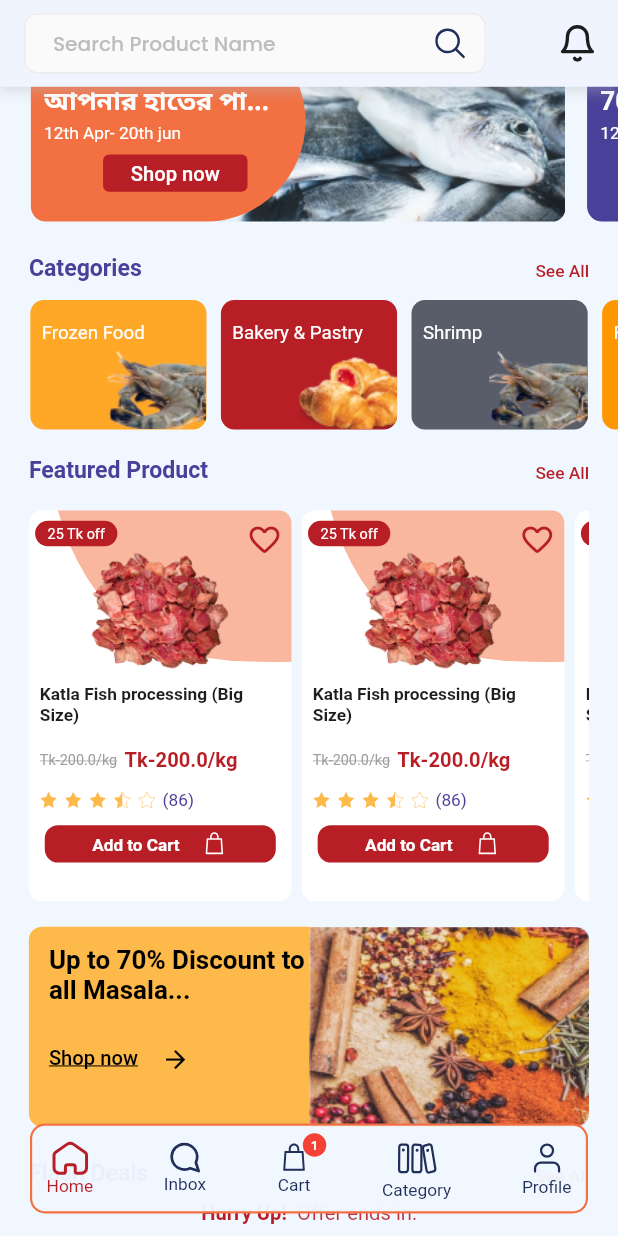
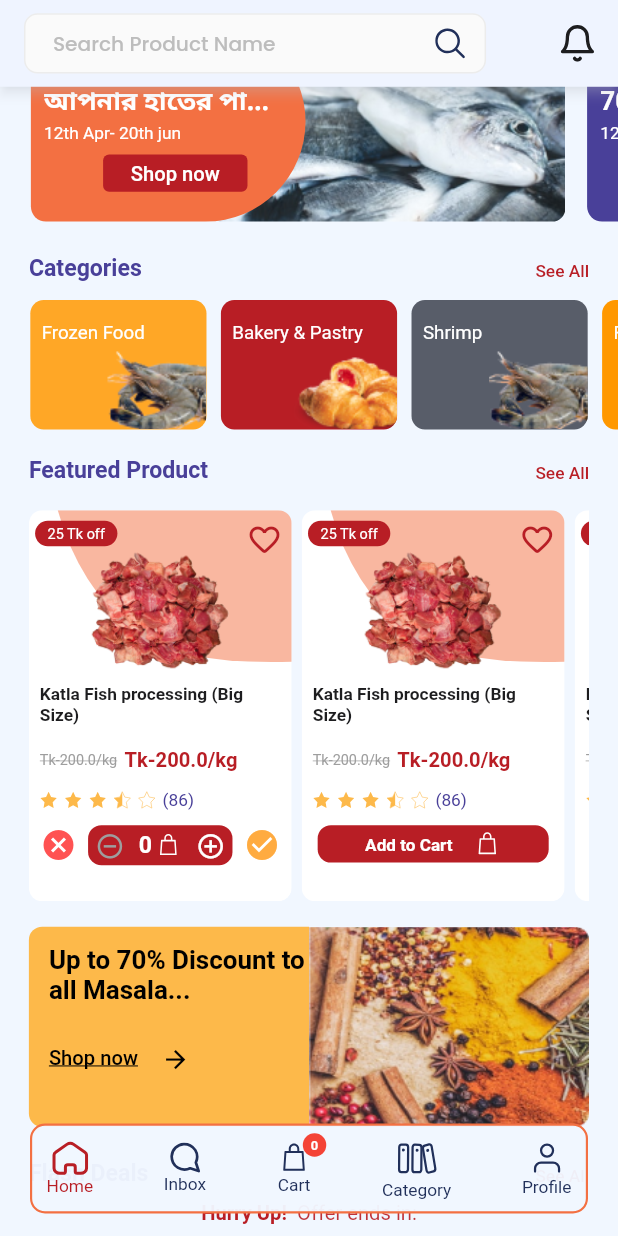
Before and after one commit to Sabuj-Kumar/ecomarce_project_masala_bazar, a Flutter app: the screen it shows after launch, scrolled down 97 dp, after a tap on "Add to Cart", on a phone screen of 412 x 824 dp. Run offline on Flutter 3.47's test engine with Material 2 defaults, Android fonts, the phone set to English and light mode, and no system bars; drawn by our look-alikes of badges, carousel_slider; our stand-ins replace connectivity, fluro, flutter_countdown_timer, flutter_otp_text_field, flutter_screenutil, flutter_svg and 6 more; accounts and stored records are empty; generated files the repository leaves out were written again; project files that could hold a hidden picture were left out.

Commit message:
New CountDown Timer

```diff
--- a/lib/models/featured_product_model.dart
+++ b/lib/models/featured_product_model.dart
@@ -1,4 +1,5 @@
 class FeaturedProductModel {
+  final int productId;
   final String imgUrl;
   final String titleBang;
   final String titleEng;
@@ -9,7 +10,8 @@ class FeaturedProductModel {
   final int reviews;
 
   FeaturedProductModel(
-      {required this.imgUrl,
+      {required this.productId,
+      required this.imgUrl,
       required this.titleBang,
       required this.titleEng,
       required this.newPrice,
--- a/lib/pages/categories/fish_meat/view/fishMeat.dart
+++ b/lib/pages/categories/fish_meat/view/fishMeat.dart
@@ -19,13 +19,13 @@ class FishMeat extends StatefulWidget {
 
 class _FishMeatState extends State<FishMeat> {
   late List<FeaturedProductModel> featured;
-  final int _numPages = 10;
 
   @override
   void initState() {
     super.initState();
     featured = [
       FeaturedProductModel(
+        productId: 111,
           imgUrl: 'assets/img/meat.png',
           titleBang: 'কাতলা মাছ প্রসেসিং ( বড় মাছ)',
           titleEng: 'Katla Fish processing (Big Size)',
@@ -35,6 +35,7 @@ class _FishMeatState extends State<FishMeat> {
           rating: 4.6,
           reviews: 86),
       FeaturedProductModel(
+        productId: 222,
           imgUrl: 'assets/img/meat.png',
           titleBang: 'কাতলা মাছ প্রসেসিং ( বড় মাছ)',
           titleEng: 'Katla Fish processing (Big Size)',
@@ -44,6 +45,7 @@ class _FishMeatState extends State<FishMeat> {
           rating: 4.6,
           reviews: 86),
       FeaturedProductModel(
+        productId: 333,
           imgUrl: 'assets/img/meat.png',
           titleBang: 'কাতলা মাছ প্রসেসিং ( বড় মাছ)',
           titleEng: 'Katla Fish processing (Big Size)',
@@ -53,6 +55,7 @@ class _FishMeatState extends State<FishMeat> {
           rating: 4.6,
           reviews: 86),
       FeaturedProductModel(
+        productId: 444,
           imgUrl: 'assets/img/meat.png',
           titleBang: 'কাতলা মাছ প্রসেসিং ( বড় মাছ)',
           titleEng: 'Katla Fish processing (Big Size)',
@@ -62,6 +65,7 @@ class _FishMeatState extends State<FishMeat> {
           rating: 4.6,
           reviews: 86),
       FeaturedProductModel(
+        productId: 555,
           imgUrl: 'assets/img/meat.png',
           titleBang: 'কাতলা মাছ প্রসেসিং ( বড় মাছ)',
           titleEng: 'Katla Fish processing (Big Size)',
@@ -71,6 +75,7 @@ class _FishMeatState extends State<FishMeat> {
           rating: 4.6,
           reviews: 86),
       FeaturedProductModel(
+        productId: 666,
           imgUrl: 'assets/img/meat.png',
           titleBang: 'কাতলা মাছ প্রসেসিং ( বড় মাছ)',
           titleEng: 'Katla Fish processing (Big Size)',
@@ -80,6 +85,7 @@ class _FishMeatState extends State<FishMeat> {
           rating: 4.6,
           reviews: 86),
       FeaturedProductModel(
+        productId: 777,
           imgUrl: 'assets/img/meat.png',
           titleBang: 'কাতলা মাছ প্রসেসিং ( বড় মাছ)',
           titleEng: 'Katla Fish processing (Big Size)',
@@ -89,6 +95,7 @@ class _FishMeatState extends State<FishMeat> {
           rating: 4.6,
           reviews: 86),
       FeaturedProductModel(
+        productId: 888,
           imgUrl: 'assets/img/meat.png',
           titleBang: 'কাতলা মাছ প্রসেসিং ( বড় মাছ)',
           titleEng: 'Katla Fish processing (Big Size)',
--- a/lib/pages/homePage/view/home_page.dart
+++ b/lib/pages/homePage/view/home_page.dart
@@ -17,13 +17,15 @@ import '../widget/featured_product.dart';
 import '../widget/top_banner.dart';
 
 class HomePage extends StatefulWidget {
-  const HomePage({Key? key}) : super(key: key);
+  final int? flashDealTime;
+  const HomePage({Key? key, this.flashDealTime = 1647492299000}) : super(key: key);
 
   @override
   State<HomePage> createState() => _HomePageState();
 }
 
 class _HomePageState extends State<HomePage> {
+  int currentTime = DateTime.now().millisecondsSinceEpoch;
   @override
   Widget build(BuildContext context) {
     return Scaffold(
@@ -35,6 +37,7 @@ class _HomePageState extends State<HomePage> {
           headerSliverBuilder: (BuildContext context, bool innerBoxIsScrolled) {
             return <Widget>[
               SliverAppBar(
+                automaticallyImplyLeading: false,
                 toolbarHeight: 45.h,
                 elevation: 0,
                 backgroundColor: deepBgColor,
@@ -47,11 +50,12 @@ class _HomePageState extends State<HomePage> {
                 ),
               ),
               SliverAppBar(
+                automaticallyImplyLeading: false,
                 toolbarHeight: 65.h,
                 elevation: 3,
                 shadowColor: deepBgColor.withOpacity(0.5),
                 //expandedHeight: 60.h,
-                pinned: true,/**/
+                pinned: true,
                 backgroundColor: deepBgColor,
                 title: Row(
                   mainAxisAlignment: MainAxisAlignment.spaceBetween,
@@ -107,10 +111,14 @@ class _HomePageState extends State<HomePage> {
                 SizedBox(
                   height: 25.h,
                 ),
-                const FlashDeals(),
-                SizedBox(
-                  height: 20.h,
-                ),
+                widget.flashDealTime != null && widget.flashDealTime! > currentTime ? Column(
+                  children: [
+                    FlashDeals(flashDealTime: widget.flashDealTime,),
+                    SizedBox(
+                      height: 20.h,
+                    ),
+                  ],
+                ) : Container(),
                 const SpecialOffers()
                 // TopBanner()
               ],
--- /dev/null
+++ b/lib/pages/homePage/widget/countdown_timer_page.dart
@@ -0,0 +1,98 @@
+import 'package:flutter/material.dart';
+import 'package:flutter_countdown_timer/index.dart';
+import 'package:flutter_screenutil/flutter_screenutil.dart';
+
+import '../../../config/custom_text_style.dart';
+import '../../../config/theme_config.dart';
+
+class CountdownTimerPage extends StatefulWidget {
+  final int? flashDealTime;
+
+  CountdownTimerPage({Key? key, this.flashDealTime}) : super(key: key);
+
+  @override
+  _CountdownTimerPageState createState() => _CountdownTimerPageState();
+}
+
+class _CountdownTimerPageState extends State<CountdownTimerPage> {
+  late CountdownTimerController controller;
+
+  @override
+  void initState() {
+    super.initState();
+    controller =
+        CountdownTimerController(endTime: widget.flashDealTime!, onEnd: onEnd);
+  }
+
+  void onEnd() {
+    print('onEnd');
+  }
+
+  @override
+  Widget build(BuildContext context) {
+    return Scaffold(
+      body: CountdownTimer(
+        controller: controller,
+        widgetBuilder: (_, CurrentRemainingTime? time) {
+          if (time == null) {
+            return Center(
+              child: Text(
+                "Offer Ends",
+                style: CustomTextStyle.bodySmall(context).copyWith(
+                  fontSize: 14.sp,
+                  color: buttonColor,
+                ),
+              ),
+            );
+          }
+          return Row(
+            mainAxisAlignment: MainAxisAlignment.center,
+            children: [
+              // Text(
+              //     'days: [ ${time.days} ], hours: [ ${time.hours} ], min: [ ${time.min} ], sec: [ ${time.sec} ]'),
+              buildTimeCard(time: time.days.toString() != 'null' ? time.days.toString() : '00', header: 'Days'),
+              SizedBox(width: 13.w,),
+              buildTimeCard(time: time.hours.toString() != 'null' ? time.hours.toString() : '00', header: 'Hours'),
+              SizedBox(width: 13.w,),
+              buildTimeCard(time: time.min.toString() != 'null' ? time.min.toString() : '00', header: 'Minutes'),
+              SizedBox(width: 13.w,),
+              buildTimeCard(time: time.sec.toString() != 'null' ? time.sec.toString() : '00', header: 'Seconds'),
+
+            ],
+          );
+        },
+      ),
+    );
+  }
+
+  Widget buildTimeCard({required String time, required String header}) {
+    return Container(
+      padding: EdgeInsets.symmetric(vertical: 4.h),
+      width: 70.w,
+      decoration: BoxDecoration(
+          color: offers,
+          borderRadius: BorderRadius.circular(counterCurve.r)
+      ),
+      child: Row(
+        mainAxisAlignment: MainAxisAlignment.center,
+        children: [
+          Text(
+            time.toString(), style: CustomTextStyle.bodySmall(context).copyWith(color: Colors.white),
+          ),
+          SizedBox(width: 3.w,),
+          Text(
+            header, style: CustomTextStyle.linkText(context).copyWith(color: Colors.white, fontWeight: FontWeight.w300),
+          ),
+
+        ],
+      ),
+    );
+  }
+
+
+  @override
+  void dispose() {
+    controller.dispose();
+    super.dispose();
+  }
+}
--- a/lib/pages/homePage/widget/featured_product.dart
+++ b/lib/pages/homePage/widget/featured_product.dart
@@ -21,6 +21,7 @@ class _FeaturedProductState extends State<FeaturedProduct> {
     super.initState();
     featured = [
       FeaturedProductModel(
+        productId: 111,
           imgUrl: 'assets/img/meat.png',
           titleBang: 'কাতলা মাছ প্রসেসিং ( বড় মাছ)',
           titleEng: 'Katla Fish processing (Big Size)',
@@ -30,6 +31,7 @@ class _FeaturedProductState extends State<FeaturedProduct> {
           rating: 4.6,
           reviews: 86),
       FeaturedProductModel(
+        productId: 222,
           imgUrl: 'assets/img/meat.png',
           titleBang: 'কাতলা মাছ প্রসেসিং ( বড় মাছ)',
           titleEng: 'Katla Fish processing (Big Size)',
@@ -39,6 +41,7 @@ class _FeaturedProductState extends State<FeaturedProduct> {
           rating: 4.6,
           reviews: 86),
       FeaturedProductModel(
+        productId: 333,
           imgUrl: 'assets/img/meat.png',
           titleBang: 'কাতলা মাছ প্রসেসিং ( বড় মাছ)',
           titleEng: 'Katla Fish processing (Big Size)',
@@ -48,6 +51,7 @@ class _FeaturedProductState extends State<FeaturedProduct> {
           rating: 4.6,
           reviews: 86),
       FeaturedProductModel(
+        productId: 444,
           imgUrl: 'assets/img/meat.png',
           titleBang: 'কাতলা মাছ প্রসেসিং ( বড় মাছ)',
           titleEng: 'Katla Fish processing (Big Size)',
--- a/lib/pages/homePage/widget/flash_deals.dart
+++ b/lib/pages/homePage/widget/flash_deals.dart
@@ -1,5 +1,5 @@
+import 'package:efgecom/pages/homePage/widget/countdown_timer_page.dart';
 import 'package:efgecom/pages/homePage/widget/product_tile.dart';
-import 'package:efgecom/pages/notification/widget/count_down_time.dart';
 import 'package:flutter/material.dart';
 import 'package:flutter_screenutil/flutter_screenutil.dart';
 
@@ -8,9 +8,11 @@ import '../../../config/theme_config.dart';
 import '../../../models/featured_product_model.dart';
 
 class FlashDeals extends StatefulWidget {
+  final int? flashDealTime;
   const FlashDeals({
     Key? key,
     this.text,
+    this.flashDealTime
   }) : super(key: key);
   final String? text;
 
@@ -26,6 +28,7 @@ class _FlashDealsState extends State<FlashDeals> {
     super.initState();
     featured = [
       FeaturedProductModel(
+        productId: 111,
           imgUrl: 'assets/img/meat.png',
           titleBang: 'কাতলা মাছ প্রসেসিং ( বড় মাছ)',
           titleEng: 'Katla Fish processing (Big Size)',
@@ -35,6 +38,7 @@ class _FlashDealsState extends State<FlashDeals> {
           rating: 4.6,
           reviews: 86),
       FeaturedProductModel(
+        productId: 222,
           imgUrl: 'assets/img/bakery.png',
           titleBang: 'কাতলা মাছ প্রসেসিং ( বড় মাছ)',
           titleEng: 'Bakery',
@@ -44,6 +48,7 @@ class _FlashDealsState extends State<FlashDeals> {
           rating: 4.6,
           reviews: 86),
       FeaturedProductModel(
+        productId: 333,
           imgUrl: 'assets/img/masala.png',
           titleBang: 'কাতলা মাছ প্রসেসিং ( বড় মাছ)',
           titleEng: 'Masala Item',
@@ -53,6 +58,7 @@ class _FlashDealsState extends State<FlashDeals> {
           rating: 4.6,
           reviews: 86),
       FeaturedProductModel(
+        productId: 444,
           imgUrl: 'assets/img/katla.png',
           titleBang: 'কাতলা মাছ প্রসেসিং ( বড় মাছ)',
           titleEng: 'Katla Fish',
@@ -62,6 +68,7 @@ class _FlashDealsState extends State<FlashDeals> {
           rating: 4.6,
           reviews: 86),
       FeaturedProductModel(
+        productId: 555,
           imgUrl: 'assets/img/shrimp.png',
           titleBang: 'কাতলা মাছ প্রসেসিং ( বড় মাছ)',
           titleEng: 'Shrimp',
@@ -71,6 +78,7 @@ class _FlashDealsState extends State<FlashDeals> {
           rating: 4.6,
           reviews: 86),
       FeaturedProductModel(
+        productId: 666,
           imgUrl: 'assets/img/Snacks.png',
           titleBang: 'কাতলা মাছ প্রসেসিং ( বড় মাছ)',
           titleEng: 'Snacks Item',
@@ -144,7 +152,7 @@ class _FlashDealsState extends State<FlashDeals> {
             height: 34.h,
             width: double.maxFinite,
             //color: Colors.green,
-            child: CountDownTime()
+            child: CountdownTimerPage(flashDealTime: widget.flashDealTime,)
           ),
           SizedBox(
             height: 10.h,
--- a/lib/pages/homePage/widget/product_tile.dart
+++ b/lib/pages/homePage/widget/product_tile.dart
@@ -37,6 +37,10 @@ class ProductTile extends StatefulWidget {
 
 class _ProductTileState extends State<ProductTile> {
   bool favorite = false;
+  bool normalButton = true;
+
+  int itemCount =0;
+
 
   @override
   Widget build(BuildContext context) {
@@ -186,12 +190,13 @@ class _ProductTileState extends State<ProductTile> {
                 ),
               ),
               SizedBox(height: 8.h),
-              SizedBox(
+              normalButton ? SizedBox(
                 height: 28.h,
                 width: 160.w,
                 child: ElevatedButton(
                   onPressed: () {
-                    cart.addCounter();
+                    normalButton = false;
+                    //cart.addCounter();
                   },
                   style: ElevatedButton.styleFrom(
                       primary: buttonColor,
@@ -217,7 +222,64 @@ class _ProductTileState extends State<ProductTile> {
                     ),
                   ),
                 ),
+              ) : Padding(
+                padding: EdgeInsets.symmetric(horizontal: 4.w),
+                child: Row(
+                  mainAxisAlignment: MainAxisAlignment.spaceAround,
+                  children: [
+                    GestureDetector(
+                        onTap: (){},
+                        child: Icon(Icons.cancel, color: Colors.redAccent,)),
+                    Container(
+                      height: 30.h,
+                      width: 100.w,
+                      decoration: BoxDecoration(
+                          color: buttonColor,
+                          borderRadius: BorderRadius.circular(buttonCurve.r)
+                      ),
+                      child: Row(
+                        mainAxisAlignment: MainAxisAlignment.spaceAround,
+                        crossAxisAlignment: CrossAxisAlignment.center,
+                        children: [
+                          itemCount == 0 ? Icon(Icons.remove_circle_outline, size: 22.h, color: Colors.grey,) : GestureDetector(
+                              onTap: (){
+                                setState(() {
+                                  itemCount--;
+                                });
+                              },
+                              child: Icon(Icons.remove_circle_outline, size: 22.h, color: Colors.white,)
+                          ),
+                          Row(
+                            children: [
+                              Text(
+                                itemCount.toString(),
+                                style: CustomTextStyle.subHeader1(context).copyWith(color: Colors.white),
+                              ),
+                              SizedBox(width: 2.w,),
+                              SvgPicture.asset(
+                                'assets/icons/cart.svg',
+                                height: 20.h,
+                                width: 20.h,
+                              ),
+                            ],
+                          ),
+                          GestureDetector(
+                              onTap: (){
+                                setState(() {
+                                  itemCount++;
+                                });
+                              },
+                              child: Icon(Icons.add_circle_outline, size: 22.h, color: Colors.white,))
+                        ],
+                      ),
+                    ),
+                    GestureDetector(
+                        onTap: (){},
+                        child: Icon(Icons.check_circle, color: Colors.orangeAccent,)),
+                  ],
+                ),
               ),
+              //ExpandButton(context),
             ],
           ),
           Positioned(
@@ -243,3 +305,57 @@ class _ProductTileState extends State<ProductTile> {
     );
   }
 }
+
+// Widget ExpandButton(BuildContext context, CartProvider cart, int itemCount){
+//   return Padding(
+//     padding: EdgeInsets.symmetric(horizontal: 4.w),
+//     child: Row(
+//       mainAxisAlignment: MainAxisAlignment.spaceAround,
+//       children: [
+//          GestureDetector(
+//             onTap: (){},
+//             child: Icon(Icons.cancel, color: Colors.redAccent,)),
+//         Container(
+//           height: 30.h,
+//           width: 100.w,
+//           decoration: BoxDecoration(
+//               color: buttonColor,
+//               borderRadius: BorderRadius.circular(buttonCurve.r)
+//           ),
+//           child: Row(
+//             mainAxisAlignment: MainAxisAlignment.spaceAround,
+//             crossAxisAlignment: CrossAxisAlignment.center,
+//             children: [
+//               itemCount == 0 ? Icon(Icons.remove_circle_outline, size: 22.h, color: Colors.grey,) : GestureDetector(
+//                   onTap: (){
+//                   },
+//                   child: Icon(Icons.remove_circle_outline, size: 22.h, color: Colors.white,)
+//               ),
+//               Row(
+//                 children: [
+//                   Text(
+//                     '1',
+//                     style: CustomTextStyle.subHeader1(context).copyWith(color: Colors.white),
+//                   ),
+//                   SizedBox(width: 2.w,),
+//                   SvgPicture.asset(
+//                     'assets/icons/cart.svg',
+//                     height: 20.h,
+//                     width: 20.h,
+//                   ),
+//                 ],
+//               ),
+//               GestureDetector(
+//                   onTap: (){
+//                   },
+//                   child: Icon(Icons.add_circle_outline, size: 22.h, color: Colors.white,))
+//             ],
+//           ),
+//         ),
+//          GestureDetector(
+//             onTap: (){},
+//             child: Icon(Icons.check_circle, color: Colors.orangeAccent,)),
+//       ],
+//     ),
+//   );
+// }
--- a/lib/pages/homePage/widget/search_container.dart
+++ b/lib/pages/homePage/widget/search_container.dart
@@ -26,9 +26,15 @@ class _SearchContainerState extends State<SearchContainer> {
           width: 320.w,
           child: TextFormField(
             controller: _searchController,
+            textInputAction: TextInputAction.search,
             autocorrect: false,
             autovalidateMode: AutovalidateMode.always,
             style: TextStyle(color: Colors.black, fontSize: 14.sp),
+            onFieldSubmitted: (value){
+              log(_searchController.text);
+              _searchController.clear();
+              FocusScope.of(context).requestFocus(FocusNode());
+            },
             onChanged: (changed) {
               setState(() {});
             },
--- a/lib/pages/notification/widget/count_down_time.dart
+++ /dev/null
@@ -1,138 +0,0 @@
-import 'dart:async';
-
-import 'package:flutter/cupertino.dart';
-import 'package:flutter/material.dart';
-import 'package:flutter_screenutil/flutter_screenutil.dart';
-
-import '../../../config/custom_text_style.dart';
-import '../../../config/theme_config.dart';
-
-class CountDownTime extends StatefulWidget {
-  final int? endTime;
-  const CountDownTime({Key? key, this.endTime = 1647348059}) : super(key: key);
-
-  @override/**/
-  _CountDownTimeState createState() => _CountDownTimeState();
-}
-
-class _CountDownTimeState extends State<CountDownTime> {
-  //Duration duration = Duration(days: 15);
-  late Duration duration;
-  Timer? _timer;
-  late DateTime from;
-  late DateTime to;
-  //late Duration countDownTime;
-
-  //the birthday's date
-  final currentDate = DateTime.now();
-  late Duration difference;
-
-
-
-  @override
-  void initState() {
-    super.initState();
-    final DateTime timeStamp = DateTime.fromMillisecondsSinceEpoch(widget.endTime! * 1000);
-    difference = daysBetween(currentDate, DateTime(timeStamp.year, timeStamp.month, timeStamp.day, timeStamp.hour, timeStamp.minute, timeStamp.second));
-    duration = Duration(days: difference.inDays);
-    startTimer();
-  }
-
-  Duration daysBetween(DateTime from, DateTime to) {
-    from = DateTime(from.year, from.month, from.day, from.hour, from.minute, from.second);
-    to = DateTime(to.year, to.month, to.day, to.hour, to.minute, to.second);
-    return (to.difference(from));
-  }
-
-
-  void startTimer(){
-    _timer = Timer.periodic(Duration(seconds: 1), (_) => decreaseTime());
-  }
-
-  void decreaseTime(){
-    final decreaseSecond = -1;
-    setState(() {
-      final seconds = duration.inSeconds + decreaseSecond;
-      if(seconds < 0){
-        _timer?.cancel();
-      }else {
-        duration = Duration(seconds: seconds);
-      }
-    });
-  }
-
-  String twoDigit (int n){
-    return n.toString().padLeft(2, '0');
-  }
-
-  @override
-  Widget build(BuildContext context) {
-    return Row(
-        mainAxisAlignment: MainAxisAlignment.center,
-        children: [
-          buildTimeCard(time: twoDigit(duration.inDays), header: 'Days'),
-          SizedBox(width: 13.w,),
-          buildTimeCard(time: twoDigit(duration.inHours.remainder(24)), header: 'Hours'),
-          SizedBox(width: 13.w,),
-          buildTimeCard(time: twoDigit(duration.inMinutes.remainder(60)), header: 'Minutes'),
-          SizedBox(width: 13.w,),
-          buildTimeCard(time: twoDigit(duration.inSeconds.remainder(60)), header: 'Seconds'),
-        ]
-      /*List.generate(
-                  4,
-                  (index) => Padding(
-                    padding: EdgeInsets.symmetric(horizontal: 0.1.h),
-                    child: Container(
-                        decoration: BoxDecoration(
-                            color: offers,
-                            borderRadius: BorderRadius.circular(productTileCurve.r)),
-                        child: Padding(
-                          padding: EdgeInsets.all(7.0.w),
-                          child: RichText(
-                            text: TextSpan(children: [
-                              TextSpan(
-                                text: value[index] + " ",
-                                style: TextStyle(
-                                    color: Colors.white,
-                                    fontWeight: FontWeight.bold,
-                                    fontSize: 12.sp),
-                              ),
-                              TextSpan(
-                                text: time[index],
-                                style: TextStyle(
-                                    color: Colors.white,
-                                    fontSize: 12.sp,
-                                    letterSpacing: 0.2),
-                              ),
-                            ]),
-                          ),
-                        )),
-                  ),
-                )*/
-    );
-  }
-
-  Widget buildTimeCard({required String time, required String header}) {
-    return Container(
-      padding: EdgeInsets.symmetric(vertical: 4.h),
-      width: 70.w,
-      decoration: BoxDecoration(
-          color: offers,
-          borderRadius: BorderRadius.circular(counterCurve.r)
-      ),
-      child: Row(
-        mainAxisAlignment: MainAxisAlignment.center,
-        children: [
-          Text(
-            time, style: CustomTextStyle.bodySmall(context).copyWith(color: Colors.white),
-          ),
-          SizedBox(width: 3.w,),
-          Text(
-            header, style: CustomTextStyle.linkText(context).copyWith(color: Colors.white, fontWeight: FontWeight.w300),
-          ),
-
-        ],
-      ),
-    );
-  }
-}
--- a/lib/providers/cart_provider.dart
+++ b/lib/providers/cart_provider.dart
@@ -1,14 +1,24 @@
+import 'package:efgecom/models/featured_product_model.dart';
 import 'package:flutter/cupertino.dart';
 import 'package:shared_preferences/shared_preferences.dart';
 
 class CartProvider with ChangeNotifier {
   int _counter = 0;
+  List<FeaturedProductModel> items = [];
 
-  int get counter => _counter;
+  //int get counter => _counter;
 
   double _totalPrice = 0.0;
 
-  double get totalPrice => _totalPrice;
+  //double get totalPrice => _totalPrice;
+
+  getItemQuantity(int productId){
+    items.where((element) => element.productId == productId).first;
+  }
+
+  void addToCart (int itemId){
+
+  }
 
   void _setPrefItems() async {
     SharedPreferences prefs = await SharedPreferences.getInstance();
```
